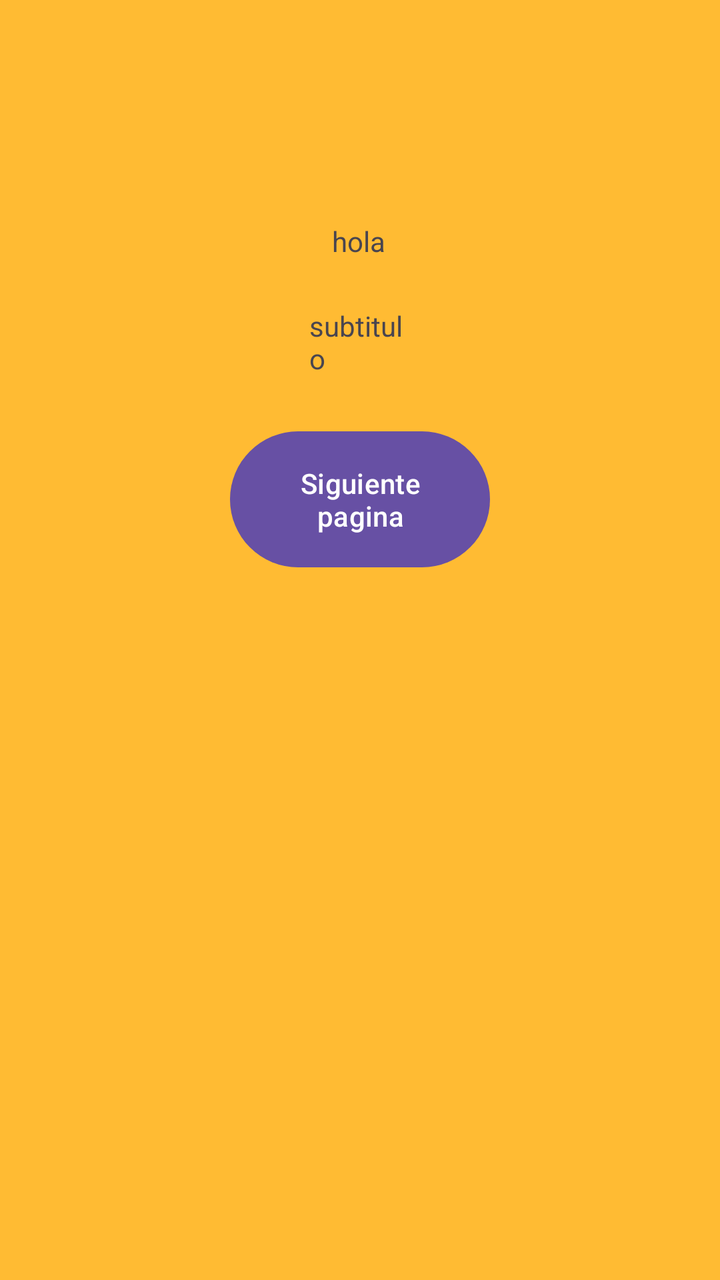
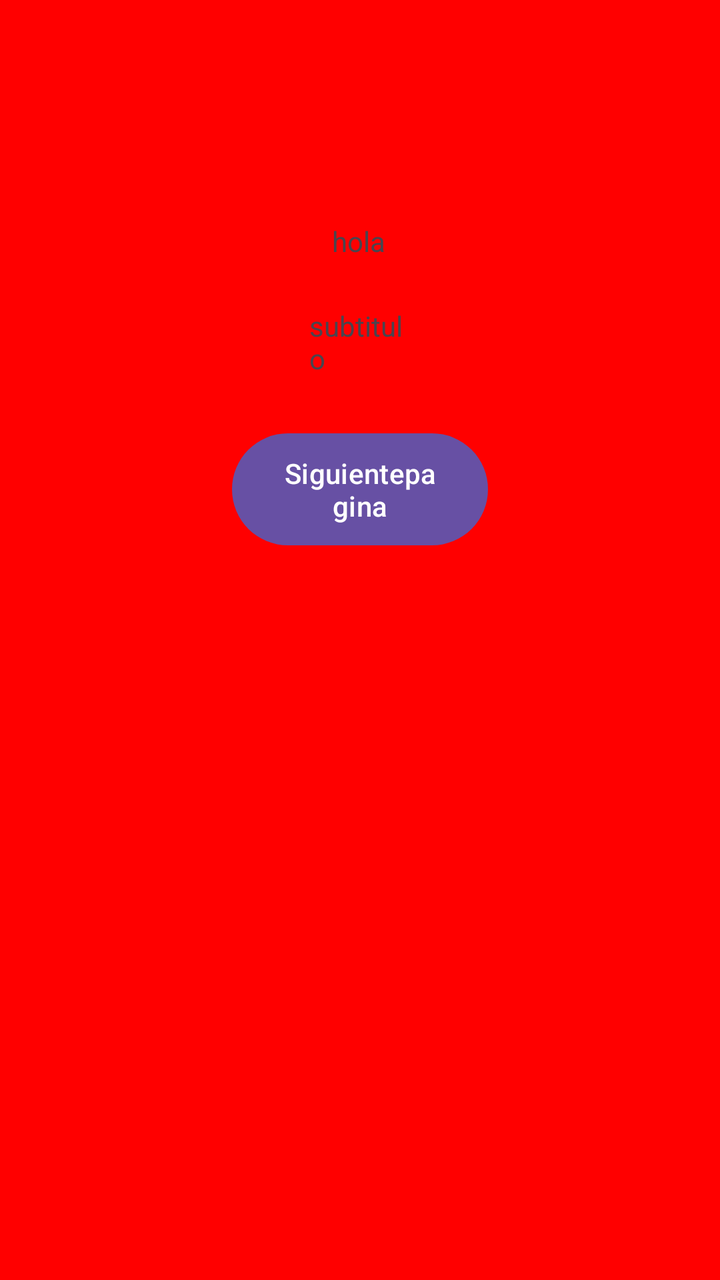

Before-and-after screenshots of an Android layout around one commit, followed by the original layout XML and the change that was made.
<!-- AndroidManifest.xml: application theme Theme.MyApplication -->
<!-- res/layout/activity_main.xml -->
<?xml version="1.0" encoding="utf-8"?>
<androidx.constraintlayout.widget.ConstraintLayout xmlns:android="http://schemas.android.com/apk/res/android"
    xmlns:app="http://schemas.android.com/apk/res-auto"
    xmlns:tools="http://schemas.android.com/tools"
    android:id="@+id/main"
    android:layout_width="match_parent"
    android:layout_height="match_parent"
    android:background="@android:color/holo_orange_light"
    tools:context=".MainActivity">

    <TextView
        android:id="@+id/textView"
        android:layout_width="wrap_content"
        android:layout_height="wrap_content"
        android:forceHasOverlappingRendering="false"
        android:text="hola"
        app:layout_constraintBottom_toBottomOf="parent"
        app:layout_constraintEnd_toEndOf="parent"
        app:layout_constraintHorizontal_bias="0.498"
        app:layout_constraintStart_toStartOf="parent"
        app:layout_constraintTop_toTopOf="parent"
        app:layout_constraintVertical_bias="0.179" />

    <TextView
        android:id="@+id/textView2"
        android:layout_width="51dp"
        android:layout_height="34dp"
        android:text="subtitulo"
        app:layout_constraintBottom_toBottomOf="parent"
        app:layout_constraintEnd_toEndOf="parent"
        app:layout_constraintStart_toStartOf="parent"
        app:layout_constraintTop_toTopOf="parent"
        app:layout_constraintVertical_bias="0.253" />

    <Button
        android:id="@+id/button"
        android:layout_width="130dp"
        android:layout_height="76dp"
        android:text="Siguiente pagina"
        app:layout_constraintBottom_toBottomOf="parent"
        app:layout_constraintEnd_toEndOf="parent"
        app:layout_constraintStart_toStartOf="parent"
        app:layout_constraintTop_toBottomOf="@+id/textView2"
        app:layout_constraintVertical_bias="0.065" />

</androidx.constraintlayout.widget.ConstraintLayout>
<!-- resources referenced by this layout -->
<resources>
  <style name="Theme.MyApplication" parent="Base.Theme.MyApplication" />
  <style name="Base.Theme.MyApplication" parent="Theme.Material3.DayNight.NoActionBar">
          
          
      </style>
</resources>

<!-- the commit's change to res/layout/activity_main.xml (unified diff, before → after) -->
@@ -5,7 +5,7 @@
     android:id="@+id/main"
     android:layout_width="match_parent"
     android:layout_height="match_parent"
-    android:background="@android:color/holo_orange_light"
+    android:background="@color/rojo"
     tools:context=".MainActivity">
 
     <TextView
@@ -19,7 +19,9 @@
         app:layout_constraintHorizontal_bias="0.498"
         app:layout_constraintStart_toStartOf="parent"
         app:layout_constraintTop_toTopOf="parent"
-        app:layout_constraintVertical_bias="0.179" />
+        app:layout_constraintVertical_bias="0.179"
+        android:shadowColor="@color/white"
+        />
 
     <TextView
         android:id="@+id/textView2"
@@ -34,9 +36,9 @@
 
     <Button
         android:id="@+id/button"
-        android:layout_width="130dp"
-        android:layout_height="76dp"
-        android:text="Siguiente pagina"
+        android:layout_width="128dp"
+        android:layout_height="64dp"
+        android:text="Siguientepagina"
         app:layout_constraintBottom_toBottomOf="parent"
         app:layout_constraintEnd_toEndOf="parent"
         app:layout_constraintStart_toStartOf="parent"
<!-- resource entries referenced after the edit -->
@@ -1,5 +1,7 @@
 <!-- resources referenced by this layout -->
 <resources>
+  <color name="rojo"> #FF0000</color>
+  <color name="white">#FFFFFFFF</color>
   <style name="Theme.MyApplication" parent="Base.Theme.MyApplication" />
   <style name="Base.Theme.MyApplication" parent="Theme.Material3.DayNight.NoActionBar">
           
